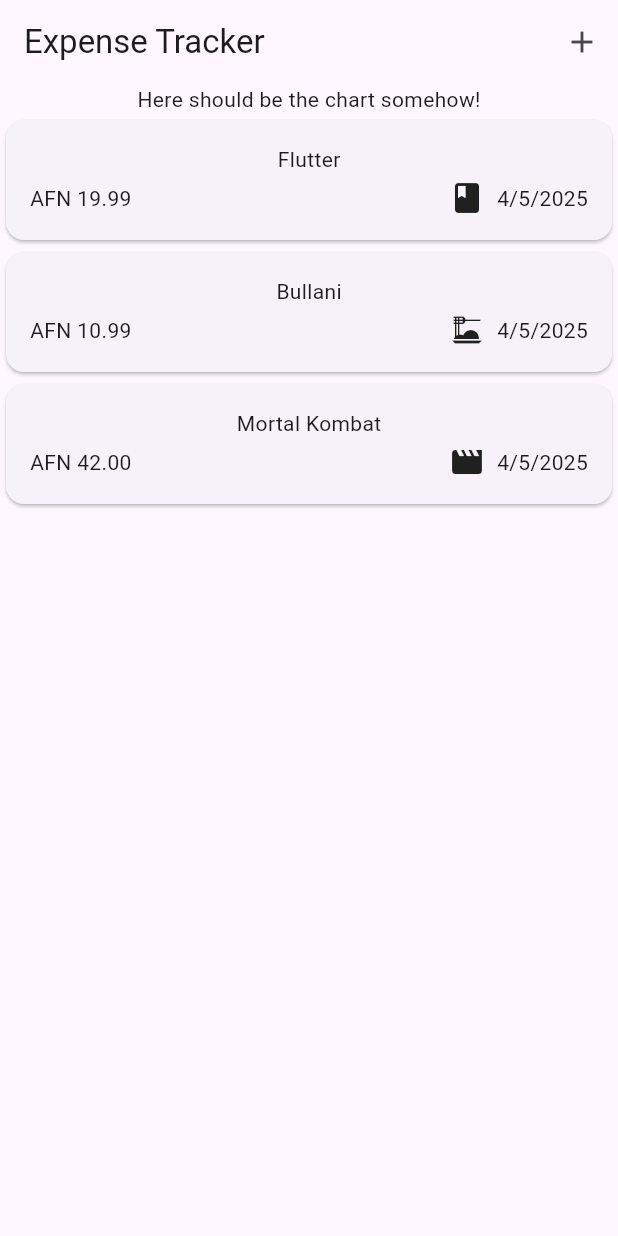
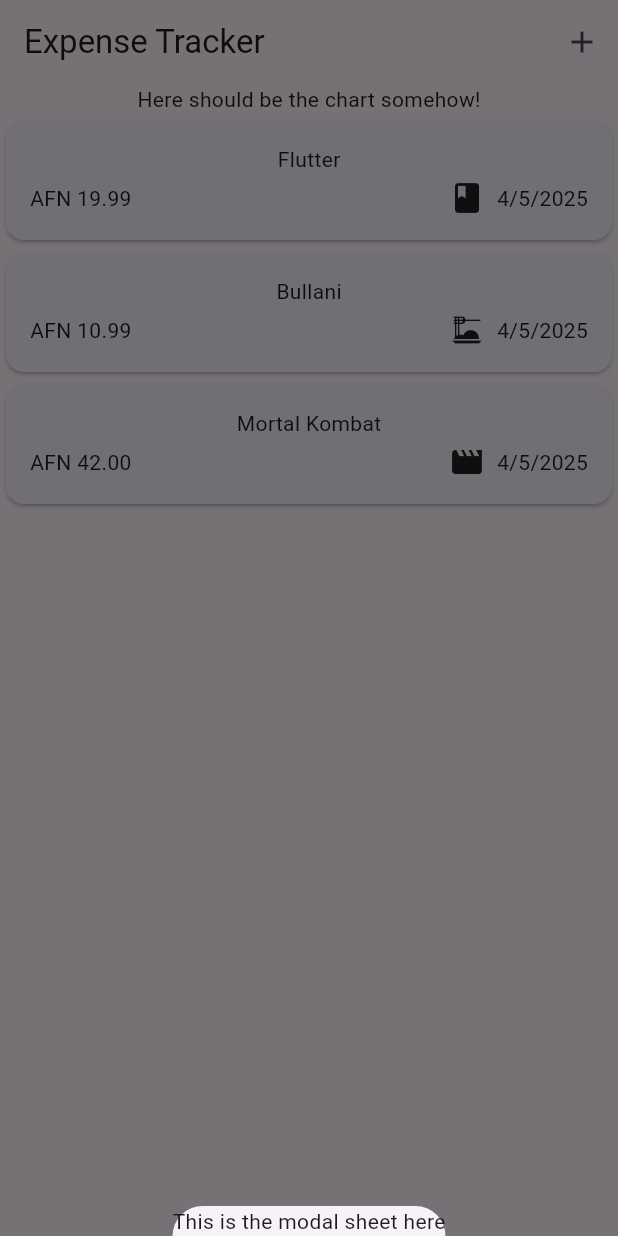
Before and after one commit to M9heb/flutter_expense_tracker, a Flutter app: the screen it shows after launch, after a tap on the "add" icon, on a phone screen of 412 x 824 dp. Run offline on Flutter 3.47's test engine with Material 3 defaults, Android fonts, the phone set to English and light mode, and no system bars.

Commit message:
Adds the modal sheet (without content)

```diff
--- a/lib/widgets/expenses.dart
+++ b/lib/widgets/expenses.dart
@@ -30,12 +30,22 @@ class _ExpensesState extends State<Expenses> {
         category: Category.leisure),
   ];
 
+  void _openAddExpenseOverlay() {
+    showModalBottomSheet(
+        context: context,
+        builder: (ctx) {
+          return Text("This is the modal sheet here");
+        });
+  }
+
   @override
   Widget build(context) {
     return Scaffold(
         appBar: AppBar(
           title: Text("Expense Tracker"),
-          actions: [IconButton(onPressed: () {}, icon: Icon(Icons.add))],
+          actions: [
+            IconButton(onPressed: _openAddExpenseOverlay, icon: Icon(Icons.add))
+          ],
         ),
         body: Column(
           children: [
```
